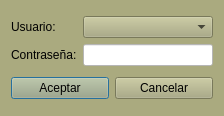
Before: the Qt Designer form Auxiliares/frmcambiarusuario.ui in arcnexus/RedFoX, drawn with Qt 5.
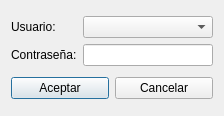
After: the same form once the commit is applied. Icons and pictures are not drawn.

What changed in the file:
```diff
--- a/Auxiliares/frmcambiarusuario.ui
+++ b/Auxiliares/frmcambiarusuario.ui
@@ -17,9 +17,6 @@
    <iconset resource="../maya.qrc">
     <normaloff>:/Icons/PNG/NeuX.png</normaloff>:/Icons/PNG/NeuX.png</iconset>
   </property>
-  <property name="styleSheet">
-   <string notr="true">background-color: rgb(170, 170, 127);</string>
-  </property>
   <layout class="QGridLayout" name="gridLayout_2">
    <item row="0" column="0">
     <layout class="QGridLayout" name="gridLayout">
@@ -39,9 +36,6 @@
      </item>
      <item row="1" column="2">
       <widget class="QLineEdit" name="lineEdit_2">
-       <property name="styleSheet">
-        <string notr="true">background-color: rgb(255, 255, 255);</string>
-       </property>
        <property name="echoMode">
         <enum>QLineEdit::Password</enum>
        </property>
```
